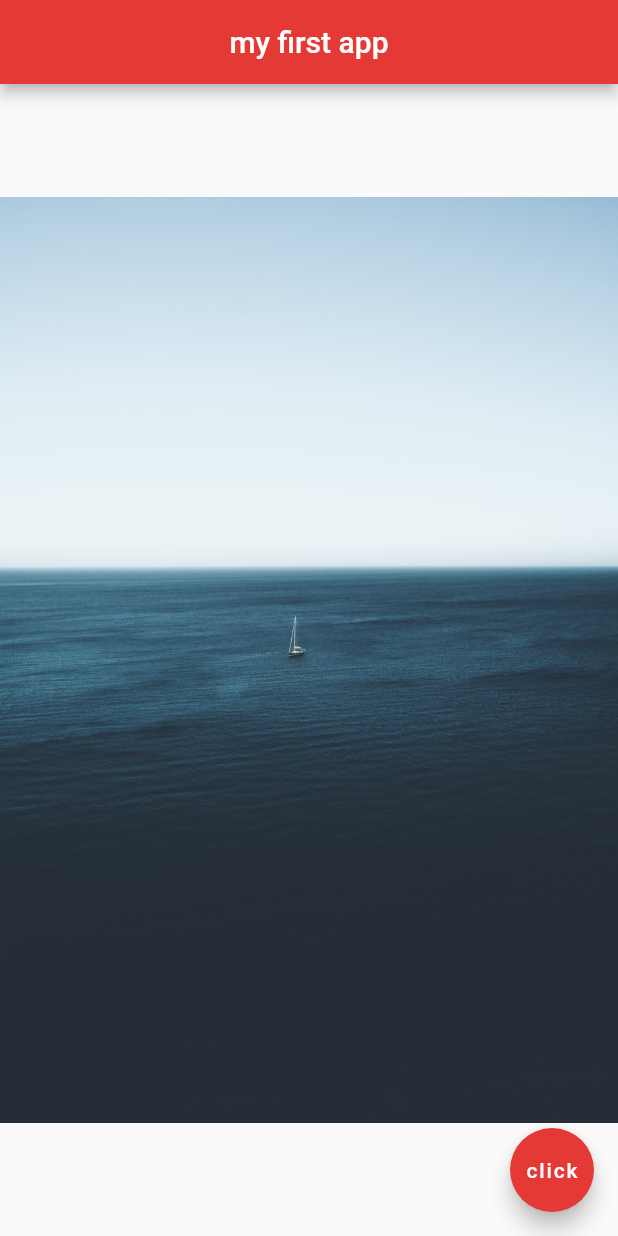
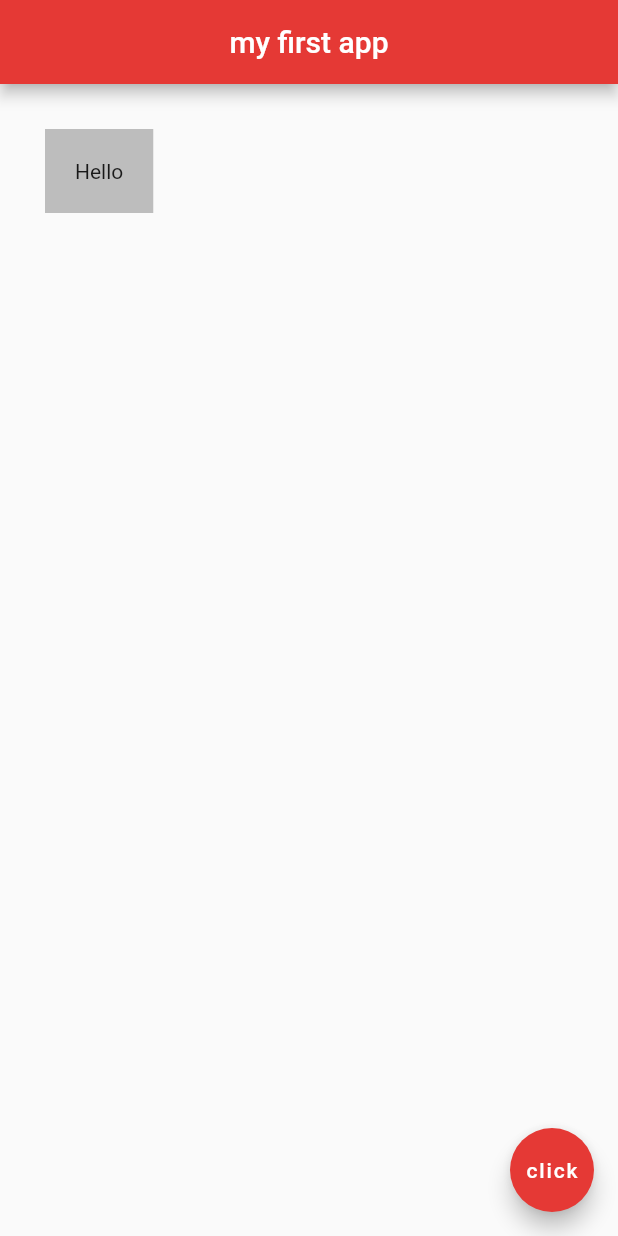
Before and after one commit to okeowosv/world-clock-F101-, a Flutter app: the screen it shows after launch, on a phone screen of 412 x 824 dp. Run offline on Flutter 3.47's test engine with Material 2 defaults, Android fonts, the phone set to English and light mode, and no system bars.

Commit message:
Containers & Padding

```diff
--- a/lib/main.dart
+++ b/lib/main.dart
@@ -13,8 +13,11 @@ class Home extends StatelessWidget {
         centerTitle: true,
         backgroundColor: Colors.red[600],
       ),
-      body: Center(
-        child: Image.asset('assets/img/diogo-sousa-ZVKodjhgJa0-unsplash.jpg'),
+      body: Container(
+        padding: EdgeInsets.all(20.0),
+        margin: EdgeInsets.all(30.0),
+        color: Colors.grey[400],
+        child: Text('Hello'),
       ),
       floatingActionButton: FloatingActionButton(
         child: Text('click'),
```
